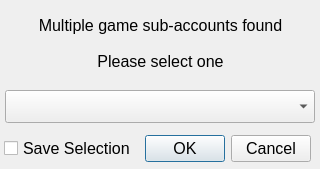
JuneStepp/OneLauncher, file src/onelauncher/ui/select_subscription.ui: the form before one commit.
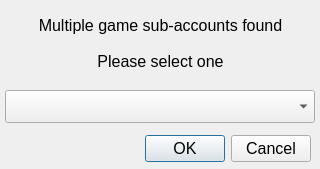
The form after the commit.

```diff
--- a/src/onelauncher/ui/select_subscription.ui
+++ b/src/onelauncher/ui/select_subscription.ui
@@ -68,19 +68,6 @@
     <set>QDialogButtonBox::Cancel|QDialogButtonBox::Ok</set>
    </property>
   </widget>
-  <widget class="QCheckBox" name="saveSelectionCheckBox">
-   <property name="geometry">
-    <rect>
-     <x>4</x>
-     <y>138</y>
-     <width>141</width>
-     <height>21</height>
-    </rect>
-   </property>
-   <property name="text">
-    <string>Save Selection</string>
-   </property>
-  </widget>
  </widget>
  <resources/>
  <connections>
```
